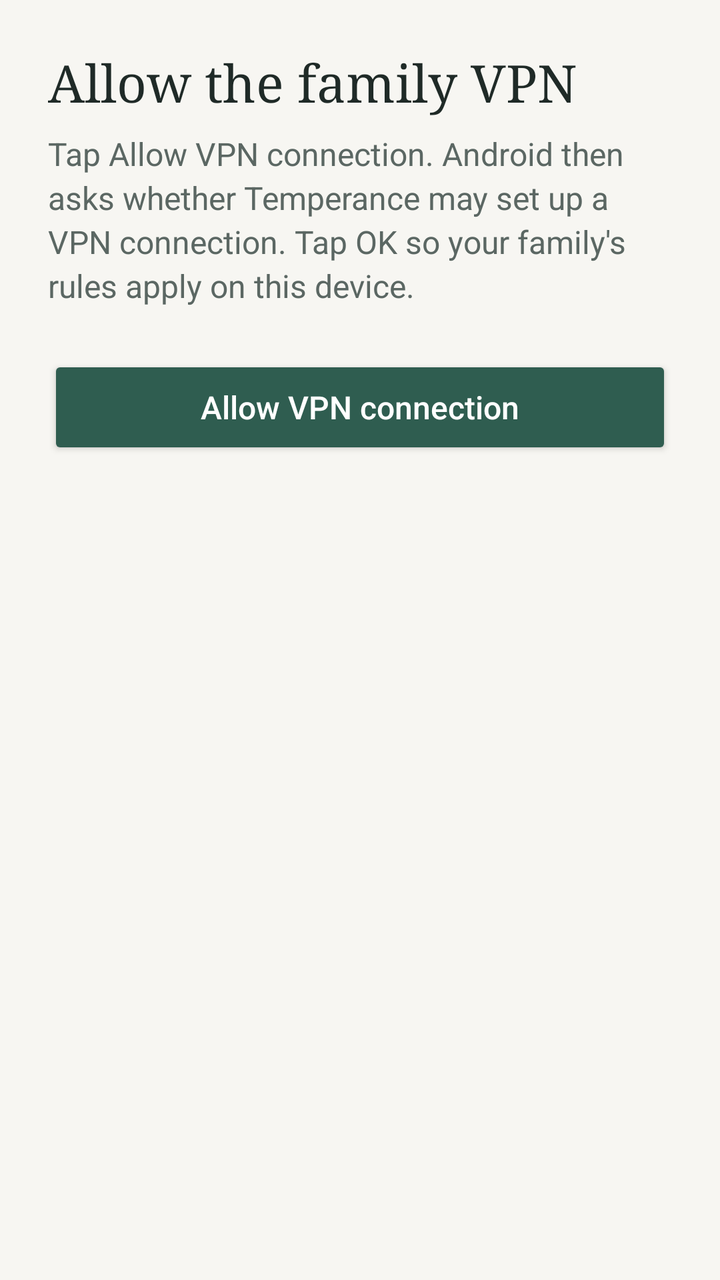
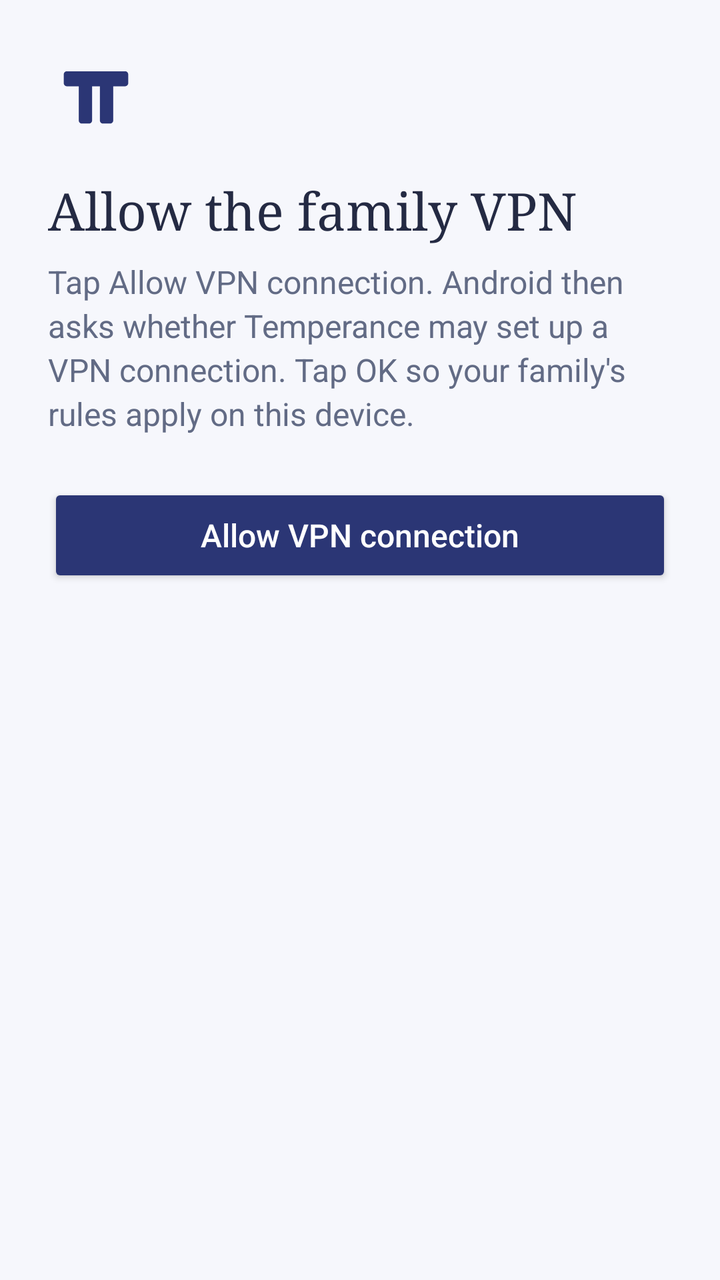

Compare the two renders of this Android layout. The source of the first and the diff that turns it into the second are given below.
<!-- AndroidManifest.xml: application theme Theme.Temperance -->
<!-- res/layout/screen_vpn.xml -->
<?xml version="1.0" encoding="utf-8"?>
<ScrollView xmlns:android="http://schemas.android.com/apk/res/android"
    android:id="@+id/screen_vpn"
    android:layout_width="match_parent"
    android:layout_height="match_parent"
    android:fillViewport="true">

    <LinearLayout style="@style/Screen" android:id="@+id/column">

        <TextView style="@style/Title" android:text="@string/vpn_title" android:accessibilityHeading="true" />
        <TextView style="@style/Body" android:text="@string/vpn_intro" />

        <TextView android:id="@+id/error" style="@style/Error" />

        <Button android:id="@+id/allow_vpn" style="@style/Primary" android:text="@string/allow_vpn" />
    </LinearLayout>
</ScrollView>
<!-- resources referenced by this layout -->
<resources>
  <string name="allow_vpn">Allow VPN connection</string>
  <string name="vpn_intro">Tap Allow VPN connection. Android then asks whether Temperance may set up a VPN connection. Tap OK so your family\'s rules apply on this device.</string>
  <string name="vpn_title">Allow the family VPN</string>
  <style name="Body">
          <item name="android:layout_width">match_parent</item>
          <item name="android:layout_height">wrap_content</item>
          <item name="android:textSize">16sp</item>
          <item name="android:textColor">@color/muted</item>
          <item name="android:lineSpacingMultiplier">1.15</item>
      </style>
  <style name="Error" parent="Body">
          <item name="android:textColor">@color/error</item>
          <item name="android:layout_marginTop">16dp</item>
          <item name="android:visibility">gone</item>
          <item name="android:accessibilityLiveRegion">polite</item>
      </style>
  <style name="Primary">
          <item name="android:layout_width">match_parent</item>
          <item name="android:layout_height">wrap_content</item>
          <item name="android:minHeight">52dp</item>
          <item name="android:layout_marginTop">24dp</item>
          <item name="android:backgroundTint">@color/brand</item>
          <item name="android:textColor">#FFFFFF</item>
          <item name="android:textSize">16sp</item>
          <item name="android:textAllCaps">false</item>
      </style>
  <style name="Screen">
          <item name="android:layout_width">match_parent</item>
          <item name="android:layout_height">wrap_content</item>
          <item name="android:orientation">vertical</item>
          <item name="android:paddingStart">24dp</item>
          <item name="android:paddingEnd">24dp</item>
          <item name="android:paddingTop">24dp</item>
          <item name="android:paddingBottom">32dp</item>
      </style>
  <style name="Title">
          <item name="android:layout_width">match_parent</item>
          <item name="android:layout_height">wrap_content</item>
          <item name="android:textSize">26sp</item>
          <item name="android:textColor">@color/ink</item>
          <item name="android:fontFamily">serif</item>
          <item name="android:layout_marginBottom">8dp</item>
      </style>
  <style name="Theme.Temperance" parent="android:Theme.Material.Light.DarkActionBar">
          <item name="android:colorPrimary">@color/brand</item>
          <item name="android:colorPrimaryDark">@color/brand_dark</item>
          <item name="android:colorAccent">@color/brand</item>
          <item name="android:windowBackground">@color/paper</item>
          <item name="android:textColorPrimary">@color/ink</item>
          <item name="android:textColorSecondary">@color/muted</item>
      </style>
  <color name="muted">#5B6763</color>
  <color name="error">#B3261E</color>
  <color name="brand">#2F5D50</color>
  <color name="ink">#1F2A27</color>
  <color name="brand_dark">#24483E</color>
  <color name="paper">#F7F6F2</color>
</resources>

<!-- the commit's change to res/layout/screen_vpn.xml (unified diff, before → after) -->
@@ -6,6 +6,7 @@
     android:fillViewport="true">
 
     <LinearLayout style="@style/Screen" android:id="@+id/column">
+        <ImageView android:layout_width="48dp" android:layout_height="48dp" android:layout_marginBottom="16dp" android:src="@drawable/brand_mark" android:importantForAccessibility="no" />
 
         <TextView style="@style/Title" android:text="@string/vpn_title" android:accessibilityHeading="true" />
         <TextView style="@style/Body" android:text="@string/vpn_intro" />
<!-- resource entries referenced after the edit -->
@@ -1,5 +1,8 @@
 <!-- resources referenced by this layout -->
 <resources>
+  <!-- drawable brand_mark (drawable) -->
+  <?xml version="1.0" encoding="utf-8"?>
+  <vector xmlns:android="http://schemas.android.com/apk/res/android" android:width="48dp" android:height="48dp" android:viewportWidth="1254" android:viewportHeight="1254"><path android:fillColor="@color/brand" android:pathData="M246 304H1008C1030.091 304 1048 321.909 1048 344V460C1048 482.091 1030.091 500 1008 500H852V947C852 969.091 834.091 987 812 987H718C695.909 987 678 969.091 678 947V500H576V947C576 969.091 558.091 987 536 987H442C419.909 987 402 969.091 402 947V500H246C223.909 500 206 482.091 206 460V344C206 321.909 223.909 304 246 304Z"/></vector>
   <string name="allow_vpn">Allow VPN connection</string>
   <string name="vpn_intro">Tap Allow VPN connection. Android then asks whether Temperance may set up a VPN connection. Tap OK so your family\'s rules apply on this device.</string>
   <string name="vpn_title">Allow the family VPN</string>
@@ -51,11 +54,11 @@
           <item name="android:textColorPrimary">@color/ink</item>
           <item name="android:textColorSecondary">@color/muted</item>
       </style>
-  <color name="muted">#5B6763</color>
+  <color name="muted">#626B85</color>
   <color name="error">#B3261E</color>
-  <color name="brand">#2F5D50</color>
-  <color name="ink">#1F2A27</color>
-  <color name="brand_dark">#24483E</color>
-  <color name="paper">#F7F6F2</color>
+  <color name="brand">#2B3675</color>
+  <color name="ink">#242A43</color>
+  <color name="brand_dark">#202958</color>
+  <color name="paper">#F6F7FC</color>
 </resources>
 
